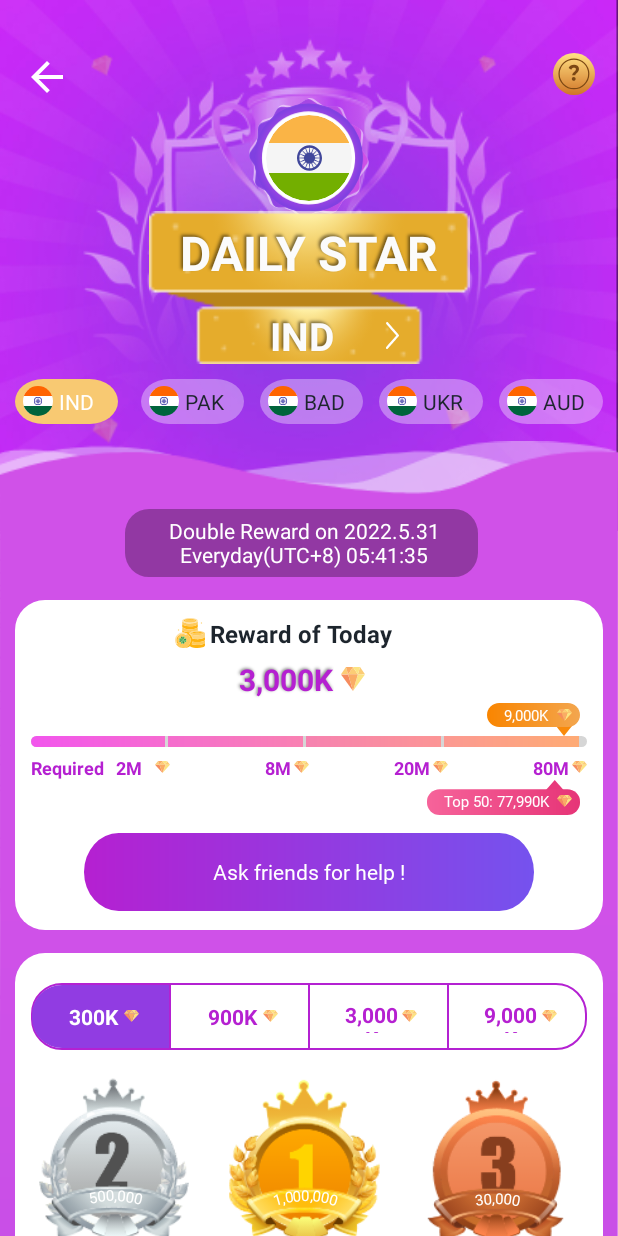
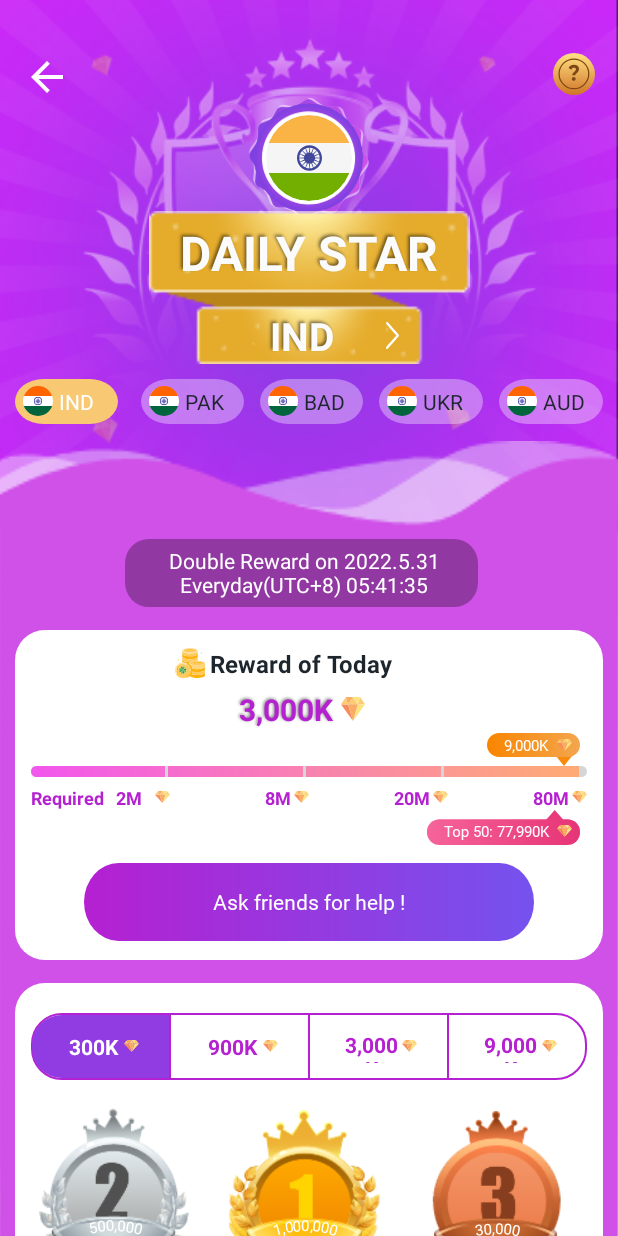
Before and after one commit to mailforashish/EpayDemo, an Android app: the screen it shows after launch (DailyStarActivity), on a phone screen of 412 x 824 dp. Run offline under Robolectric (Android 15) with nearby library versions, the phone set to English and light mode, and no system bars; our stand-ins replace CircleImageView, data binding.

Commit message:
initial commit 13

```diff
--- a/app/src/main/java/com/zeeplivework/app/activity/DailyStarActivity.java
+++ b/app/src/main/java/com/zeeplivework/app/activity/DailyStarActivity.java
@@ -20,7 +20,6 @@ public class DailyStarActivity extends BaseActivity {
     ActivityDailyStarBinding binding;
     DailyAdapter dailyAdapter;
     WeeklyAdapter weeklyAdapter;
-
     List<DailyList> list = new ArrayList<>();
 
     @Override
@@ -30,13 +29,17 @@ public class DailyStarActivity extends BaseActivity {
         binding = DataBindingUtil.setContentView(this, R.layout.activity_daily_star);
         binding.setClickListener(new EventHandler(this));
 
-        binding.recyclerViewTop.setLayoutManager(new LinearLayoutManager(this, LinearLayoutManager.VERTICAL, false));
+        binding.recyclerViewToday.setLayoutManager(new LinearLayoutManager(this, LinearLayoutManager.VERTICAL, false));
         dailyAdapter = new DailyAdapter(this, list);
-        binding.recyclerViewTop.setAdapter(dailyAdapter);
+        binding.recyclerViewToday.setHasFixedSize(true);
+        binding.recyclerViewToday.setAdapter(dailyAdapter);
+        binding.recyclerViewToday.setNestedScrollingEnabled(false);
 
         binding.recyclerViewTopDate.setLayoutManager(new LinearLayoutManager(this, LinearLayoutManager.VERTICAL, false));
         weeklyAdapter = new WeeklyAdapter(this, list);
+        binding.recyclerViewTopDate.setHasFixedSize(true);
         binding.recyclerViewTopDate.setAdapter(weeklyAdapter);
+        binding.recyclerViewTopDate.setNestedScrollingEnabled(false);
         setData();
     }
 
@@ -114,6 +117,7 @@ public class DailyStarActivity extends BaseActivity {
         list1 = new DailyList(R.drawable.female, "Priya Singh", "Won 1,119,107");
         list.add(list1);
         dailyAdapter.notifyDataSetChanged();
+        weeklyAdapter.notifyDataSetChanged();
     }
 
 }
--- a/app/src/main/res/layout/activity_daily_star.xml
+++ b/app/src/main/res/layout/activity_daily_star.xml
@@ -10,7 +10,7 @@
             type="com.zeeplivework.app.activity.DailyStarActivity.EventHandler" />
     </data>
 
-    <ScrollView
+    <androidx.core.widget.NestedScrollView
         android:layout_width="match_parent"
         android:layout_height="match_parent"
         android:fillViewport="true">
@@ -251,7 +251,7 @@
                     android:layout_width="235dp"
                     android:layout_height="wrap_content"
                     android:layout_marginLeft="10dp"
-                    android:layout_marginTop="35dp"
+                    android:layout_marginTop="55dp"
                     android:layout_marginEnd="10dp"
                     android:background="@drawable/ic_dual_reward"
                     android:foreground="?attr/selectableItemBackground"
@@ -385,7 +385,6 @@
 
                     </LinearLayout>
 
-
                     <androidx.appcompat.widget.AppCompatTextView
                         android:id="@+id/tv_top_bar"
                         android:layout_width="62dp"
@@ -405,7 +404,6 @@
                         app:layout_constraintBottom_toTopOf="@+id/layout_views"
                         app:layout_constraintEnd_toEndOf="parent"
                         app:layout_constraintLeft_toLeftOf="parent" />
-
 
                     <LinearLayout
                         android:id="@+id/layout_required"
@@ -533,7 +531,6 @@
                     app:layout_constraintStart_toStartOf="parent"
                     app:layout_constraintTop_toBottomOf="@+id/constraint_reward">
 
-
                     <LinearLayout
                         android:id="@+id/linear_level"
                         android:layout_width="match_parent"
@@ -635,7 +632,6 @@
                             android:textStyle="bold" />
 
                     </LinearLayout>
-
 
                     <LinearLayout
                         android:id="@+id/linear_top_fans"
@@ -745,7 +741,6 @@
                         </FrameLayout>
 
                     </LinearLayout>
-
 
                     <RelativeLayout
                         android:id="@+id/rl_description"
@@ -865,12 +860,13 @@
                     app:layout_constraintTop_toBottomOf="@+id/tv_rank">
 
                     <androidx.recyclerview.widget.RecyclerView
-                        android:id="@+id/recyclerView_top"
+                        android:id="@+id/recyclerView_today"
                         android:layout_width="match_parent"
-                        android:layout_height="match_parent"
+                        android:layout_height="wrap_content"
                         android:layout_marginEnd="8dp"
                         app:layout_constraintEnd_toEndOf="parent"
-                        app:layout_constraintStart_toStartOf="parent" />
+                        app:layout_constraintStart_toStartOf="parent"
+                        app:layout_constraintTop_toTopOf="parent" />
 
                     <TextView
                         android:id="@+id/tv_more"
@@ -889,9 +885,9 @@
                         android:textSize="14sp"
                         android:textStyle="bold"
                         app:layout_constraintEnd_toEndOf="parent"
-                        app:layout_constraintStart_toEndOf="@+id/recyclerView_top"
+                        app:layout_constraintStart_toEndOf="@+id/recyclerView_today"
                         app:layout_constraintStart_toStartOf="parent"
-                        app:layout_constraintTop_toBottomOf="@+id/recyclerView_top" />
+                        app:layout_constraintTop_toBottomOf="@+id/recyclerView_today" />
 
                 </androidx.constraintlayout.widget.ConstraintLayout>
 
@@ -920,9 +916,8 @@
                     android:layout_width="match_parent"
                     android:layout_height="wrap_content"
                     android:layout_marginEnd="8dp"
-                    android:nestedScrollingEnabled="true"
+                    android:scrollbars="vertical"
                     android:visibility="visible"
-                    app:layout_constraintEnd_toEndOf="parent"
                     app:layout_constraintEnd_toStartOf="@+id/constraint_rank"
                     app:layout_constraintStart_toStartOf="parent"
                     app:layout_constraintTop_toBottomOf="@+id/constraint_rank" />
@@ -931,7 +926,6 @@
 
         </androidx.constraintlayout.widget.ConstraintLayout>
 
-    </ScrollView>
-
+    </androidx.core.widget.NestedScrollView>
 
 </layout>
```
Also changed, not shown: app/src/main/java/com/zeeplivework/app/adapter/CombineAdapter.java (+14 -16 lines).
